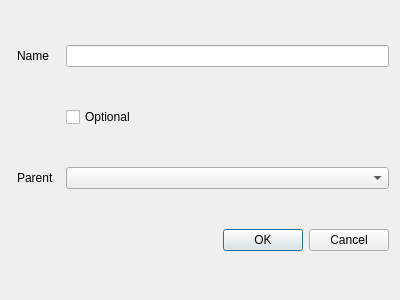
This is tools/fm-editor/FeatureAddDialog.ui in se-sic/vara-feature as Qt 5 draws it before an edit. The edited form follows.
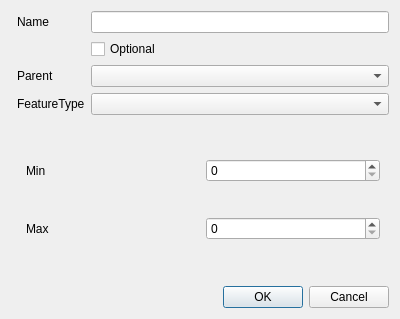
This is the edited form.

Commit message: Extend Feature AddDialog to provide choice of feature type

What changed in the file:
```diff
--- a/tools/fm-editor/FeatureAddDialog.ui
+++ b/tools/fm-editor/FeatureAddDialog.ui
@@ -7,27 +7,31 @@
     <x>0</x>
     <y>0</y>
     <width>400</width>
-    <height>300</height>
+    <height>319</height>
    </rect>
   </property>
   <property name="windowTitle">
    <string>Dialog</string>
   </property>
   <layout class="QGridLayout" name="gridLayout">
-   <item row="0" column="3">
-    <widget class="QLineEdit" name="name"/>
-   </item>
-   <item row="2" column="3">
-    <widget class="QComboBox" name="Nodes"/>
-   </item>
-   <item row="0" column="1">
+   <item row="0" column="2">
     <widget class="QLabel" name="namelable">
      <property name="text">
       <string>Name</string>
      </property>
     </widget>
    </item>
-   <item row="3" column="0" colspan="4">
+   <item row="1" column="3">
+    <widget class="QCheckBox" name="optinalCheck">
+     <property name="text">
+      <string>Optional</string>
+     </property>
+    </widget>
+   </item>
+   <item row="2" column="3">
+    <widget class="QComboBox" name="Nodes"/>
+   </item>
+   <item row="6" column="1" colspan="3">
     <widget class="QDialogButtonBox" name="buttonBox">
      <property name="orientation">
       <enum>Qt::Horizontal</enum>
@@ -37,20 +41,55 @@
      </property>
     </widget>
    </item>
-   <item row="2" column="1">
+   <item row="2" column="2">
     <widget class="QLabel" name="parentLable">
      <property name="text">
       <string>Parent</string>
      </property>
     </widget>
    </item>
-   <item row="1" column="3">
-    <widget class="QCheckBox" name="optinalCheck">
+   <item row="4" column="2">
+    <widget class="QLabel" name="label">
      <property name="text">
-      <string>Optional</string>
+      <string>FeatureType</string>
      </property>
     </widget>
    </item>
+   <item row="0" column="3">
+    <widget class="QLineEdit" name="name"/>
+   </item>
+   <item row="4" column="3">
+    <widget class="QComboBox" name="FeatureKind"/>
+   </item>
+   <item row="5" column="2" colspan="2">
+    <widget class="QWidget" name="NumericFeature" native="true">
+     <property name="enabled">
+      <bool>true</bool>
+     </property>
+     <layout class="QGridLayout" name="gridLayout_2">
+      <item row="0" column="0">
+       <widget class="QLabel" name="label_2">
+        <property name="text">
+         <string>Min</string>
+        </property>
+       </widget>
+      </item>
+      <item row="1" column="1">
+       <widget class="QSpinBox" name="spinBox_2"/>
+      </item>
+      <item row="1" column="0">
+       <widget class="QLabel" name="label_3">
+        <property name="text">
+         <string>Max</string>
+        </property>
+       </widget>
+      </item>
+      <item row="0" column="1">
+       <widget class="QSpinBox" name="spinBox"/>
+      </item>
+     </layout>
+    </widget>
+   </item>
   </layout>
  </widget>
  <resources/>
```
The commit also changes 2 other files.
